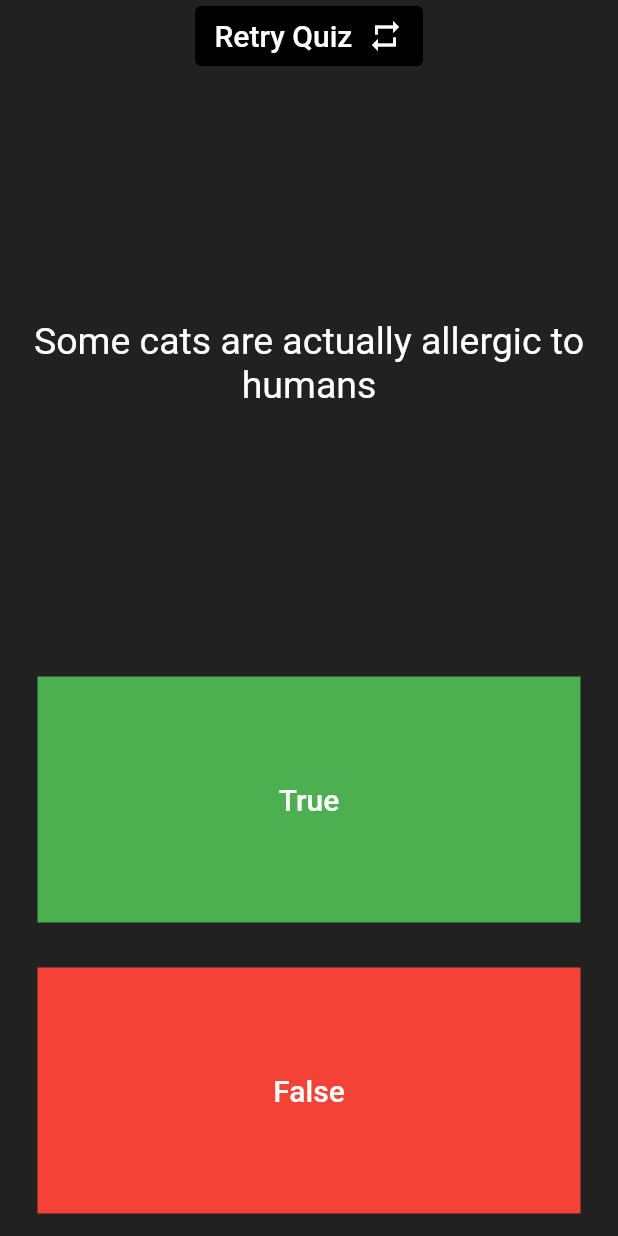
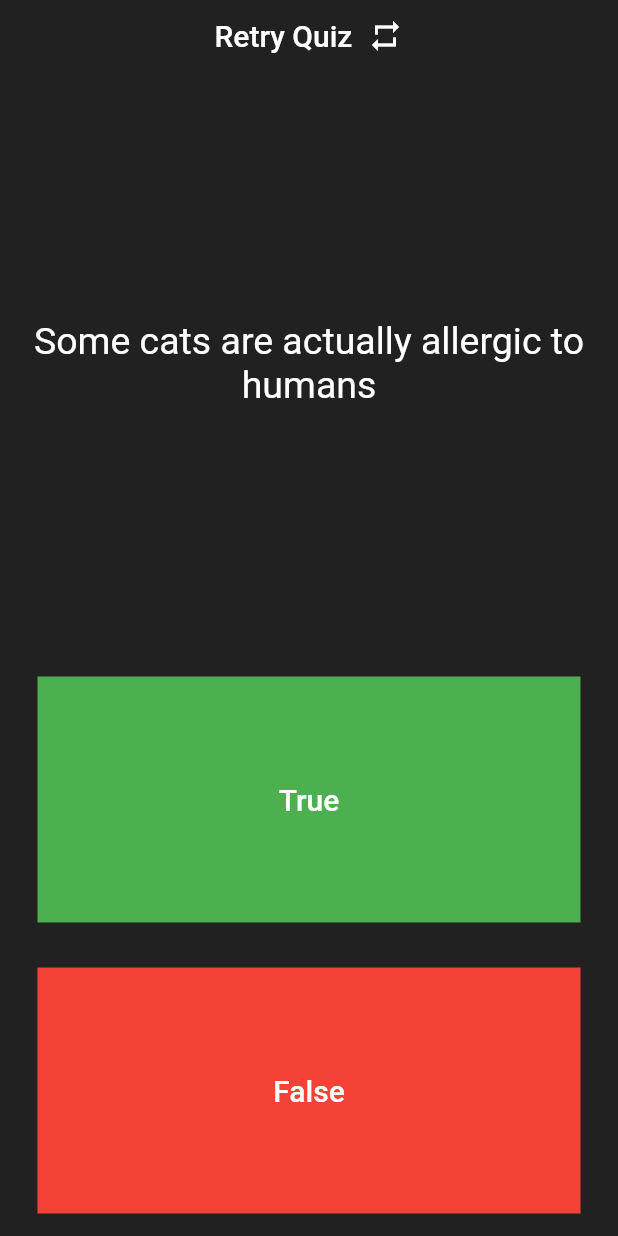
Before and after one commit to 95ImadEL/QuizzlerApp, a Flutter app: the screen it shows after launch, on a phone screen of 412 x 824 dp. Run offline on Flutter 3.47's test engine with Material 2 defaults, Android fonts, the phone set to English and light mode, and no system bars; our stand-ins replace rflutter_alert.

```diff
--- a/lib/main.dart
+++ b/lib/main.dart
@@ -78,11 +78,8 @@ class _QuizPageState extends State<QuizPage> {
       crossAxisAlignment: CrossAxisAlignment.stretch,
       children: [
         Padding(
-          padding: const EdgeInsets.symmetric(horizontal: 120.0),
+          padding: const EdgeInsets.symmetric(horizontal: 80.0),
           child: TextButton(
-            style: TextButton.styleFrom(
-              backgroundColor: Colors.black, // Background Color
-            ),
             onPressed: () {
               setState(() {
                 quizBrain.reset();
```
